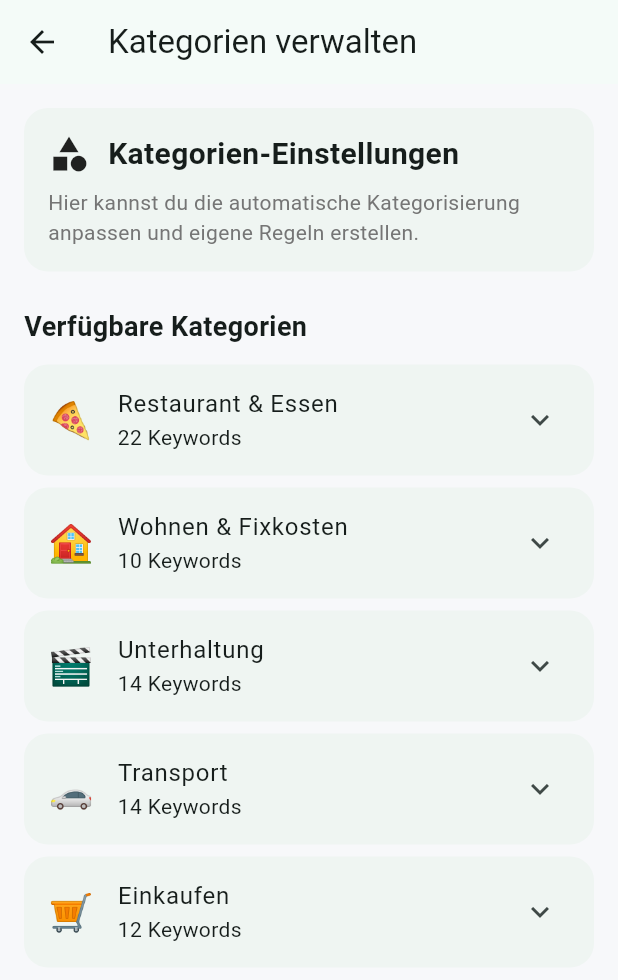
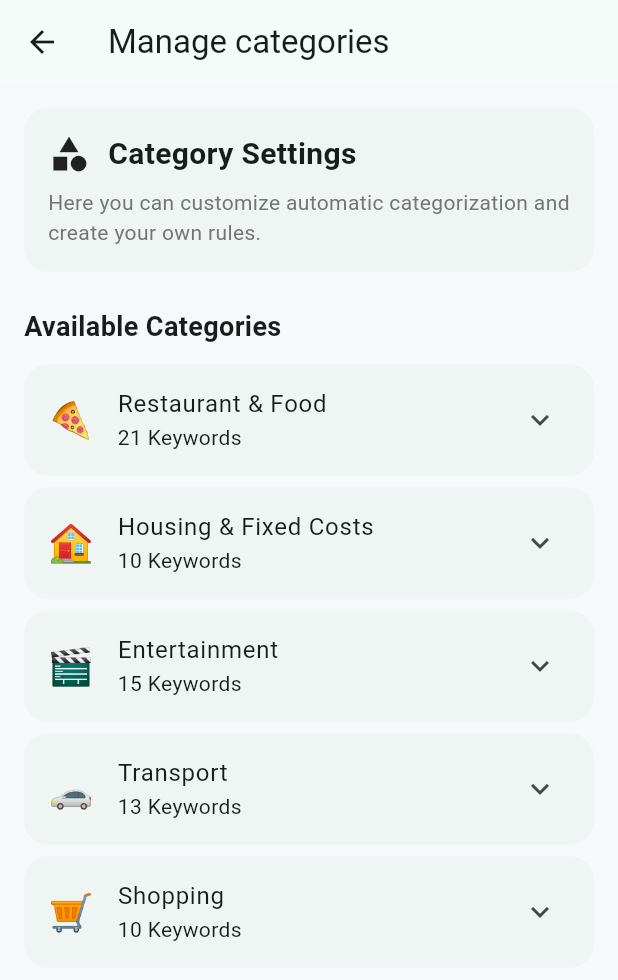
Before and after one commit to Eltoperma/BillPal, a Flutter app: the CategoryManagementPage screen opened by its route, on a phone screen of 412 x 824 dp. Shown: the top 980 px of the screen. Run offline on Flutter 3.47's test engine with Material 3 defaults, Android fonts, the phone set to English and light mode, and no system bars; our stand-ins replace image_picker, shared_preferences, sqflite, sqflite_common_ffi; missing offline and left inert: google_mlkit_text_recognition; accounts and stored records are empty.

Commit message:
Implement localization support for category management and selection, update SSL configurations, and adjust Gradle properties for better performance

```diff
--- a/billpal/lib/features/settings/application/services/multi_language_category_service.dart
+++ b/billpal/lib/features/settings/application/services/multi_language_category_service.dart
@@ -14,15 +14,24 @@ class CategoryLocaleService {
         final locale = Localizations.localeOf(context);
         final languageCode = locale.languageCode.toLowerCase();
 
+        // Debug-Ausgabe
+        print('🌍 CategoryLocale Debug: Detected locale: $locale, languageCode: $languageCode');
+
         if (['de', 'en'].contains(languageCode)) {
+          print('🌍 CategoryLocale: Using $languageCode');
           return languageCode;
+        } else {
+          print('🌍 CategoryLocale: Unsupported language $languageCode, falling back to en');
         }
       } catch (e) {
-        // Localization nicht verfügbar
+        print('🌍 CategoryLocale Error: $e, falling back to en');
       }
+    } else {
+      print('🌍 CategoryLocale: No context provided, falling back to en');
     }
 
-    return 'de';
+    // Fallback auf Englisch statt Deutsch
+    return 'en';
   }
 
   /// Holt den lokalisierten Namen einer Kategorie
@@ -254,8 +263,8 @@ class MultiLanguageUserCategoryService extends ConfigurableCategoryService {
       }
     }
 
-    // Dann Standard-Kategorisierung
-    final standardResult = ConfigurableCategoryService.categorizeTitle(title);
+    // Dann Standard-Kategorisierung mit korrekte Locale
+    final standardResult = ConfigurableCategoryService.categorizeTitle(title, locale: locale);
 
     return standardResult;
   }
--- a/billpal/lib/features/settings/presentation/pages/category_management_page.dart
+++ b/billpal/lib/features/settings/presentation/pages/category_management_page.dart
@@ -17,17 +17,59 @@ class _CategoryManagementPageState extends State<CategoryManagementPage> {
   bool _isLoading = true;
   late String _currentLocale;
 
+  // Temporary localization helper
+  String _getLocalizedString(String key, {String? param}) {
+    final isGerman = _currentLocale == 'de';
+    switch (key) {
+      case 'categoryManage':
+        return isGerman ? 'Kategorien verwalten' : 'Manage categories';
+      case 'categorySettings':
+        return isGerman ? 'Kategorien-Einstellungen' : 'Category Settings';
+      case 'categorySettingsDesc':
+        return isGerman ? 'Hier kannst du die automatische Kategorisierung anpassen und eigene Regeln erstellen.' : 'Here you can customize automatic categorization and create your own rules.';
+      case 'availableCategories':
+        return isGerman ? 'Verfügbare Kategorien' : 'Available Categories';
+      case 'standardKeywords':
+        return isGerman ? 'Standard Keywords:' : 'Standard Keywords:';
+      case 'yourKeywords':
+        return isGerman ? 'Deine Keywords:' : 'Your Keywords:';
+      case 'keywordAdd':
+        return isGerman ? 'Keyword hinzufügen' : 'Add keyword';
+      case 'yourCorrections':
+        return isGerman ? 'Deine Korrekturen' : 'Your Corrections';
+      case 'correctionsDesc':
+        return isGerman ? 'Rechnungen, bei denen du die automatische Kategorisierung korrigiert hast:' : 'Bills where you corrected the automatic categorization:';
+      case 'keywordAddTitle':
+        return isGerman ? 'Keyword hinzufügen' : 'Add Keyword';
+      case 'keywordAddHint':
+        return isGerman ? 'z.B. "pizzeria", "tankstelle"' : 'e.g. "pizzeria", "gas station"';
+      case 'newKeyword':
+        return isGerman ? 'Neues Keyword' : 'New Keyword';
+      case 'cancel':
+        return isGerman ? 'Abbrechen' : 'Cancel';
+      case 'add':
+        return isGerman ? 'Hinzufügen' : 'Add';
+      case 'andMore':
+        return isGerman ? '... und $param weitere' : '... and $param more';
+      case 'keywords':
+        return isGerman ? 'Keywords' : 'Keywords';
+      default:
+        return key;
+    }
+  }
+
   @override
   void initState() {
     super.initState();
-    _loadData();
+    // Defer loading until after first build
+    WidgetsBinding.instance.addPostFrameCallback((_) => _loadData());
   }
 
   Future<void> _loadData() async {
     setState(() => _isLoading = true);
 
     try {
-      _currentLocale = 'de';
+      _currentLocale = CategoryLocaleService.getCurrentLocale(context);
 
       _categories = ConfigurableCategoryService.getAllCategories();
       await _userCategoryService.loadUserKeywords(_currentLocale);
@@ -44,7 +86,7 @@ class _CategoryManagementPageState extends State<CategoryManagementPage> {
   Widget build(BuildContext context) {
     return Scaffold(
       appBar: AppBar(
-        title: const Text('Kategorien verwalten'),
+        title: Text(_getLocalizedString('categoryManage')),
         elevation: 0,
       ),
       body: _isLoading
@@ -76,15 +118,15 @@ class _CategoryManagementPageState extends State<CategoryManagementPage> {
               children: [
                 const Icon(Icons.category, size: 28),
                 const SizedBox(width: 12),
-                const Text(
-                  'Kategorien-Einstellungen',
-                  style: TextStyle(fontSize: 20, fontWeight: FontWeight.w600),
+                Text(
+                  _getLocalizedString('categorySettings'),
+                  style: const TextStyle(fontSize: 20, fontWeight: FontWeight.w600),
                 ),
               ],
             ),
             const SizedBox(height: 8),
             Text(
-              'Hier kannst du die automatische Kategorisierung anpassen und eigene Regeln erstellen.',
+              _getLocalizedString('categorySettingsDesc'),
               style: Theme.of(context).textTheme.bodyMedium?.copyWith(
                 color: Colors.grey.shade600,
               ),
@@ -99,9 +141,9 @@ class _CategoryManagementPageState extends State<CategoryManagementPage> {
     return Column(
       crossAxisAlignment: CrossAxisAlignment.start,
       children: [
-        const Text(
-          'Verfügbare Kategorien',
-          style: TextStyle(fontSize: 18, fontWeight: FontWeight.w600),
+        Text(
+          _getLocalizedString('availableCategories'),
+          style: const TextStyle(fontSize: 18, fontWeight: FontWeight.w600),
         ),
         const SizedBox(height: 12),
         ..._categories.map((category) => _buildCategoryCard(category)),
@@ -116,23 +158,23 @@ class _CategoryManagementPageState extends State<CategoryManagementPage> {
       margin: const EdgeInsets.only(bottom: 8),
       child: ExpansionTile(
         leading: Text(category.icon, style: const TextStyle(fontSize: 24)),
-        title: Text(category.nameDE),
-        subtitle: Text('${category.keywords['de']?.length ?? 0} Keywords'),
+        title: Text(CategoryLocaleService.getCategoryName(category, _currentLocale)),
+        subtitle: Text('${category.keywords[_currentLocale]?.length ?? 0} ${_getLocalizedString('keywords')}'),
         children: [
           Padding(
             padding: const EdgeInsets.all(16),
             child: Column(
               crossAxisAlignment: CrossAxisAlignment.start,
               children: [
-                const Text(
-                  'Standard Keywords:',
-                  style: TextStyle(fontWeight: FontWeight.w600),
+                Text(
+                  _getLocalizedString('standardKeywords'),
+                  style: const TextStyle(fontWeight: FontWeight.w600),
                 ),
                 const SizedBox(height: 8),
                 Wrap(
                   spacing: 8,
                   runSpacing: 4,
-                  children: (category.keywords['de'] ?? [])
+                  children: (category.keywords[_currentLocale] ?? [])
                       .take(10) // Zeige nur die ersten 10
                       .map((keyword) => Chip(
                             label: Text(keyword),
@@ -140,20 +182,20 @@ class _CategoryManagementPageState extends State<CategoryManagementPage> {
                           ))
                       .toList(),
                 ),
-                if ((category.keywords['de']?.length ?? 0) > 10)
+                if ((category.keywords[_currentLocale]?.length ?? 0) > 10)
                   Padding(
                     padding: const EdgeInsets.only(top: 8),
                     child: Text(
-                      '... und ${(category.keywords['de']?.length ?? 0) - 10} weitere',
+                      _getLocalizedString('andMore', param: '${(category.keywords[_currentLocale]?.length ?? 0) - 10}'),
                       style: TextStyle(color: Colors.grey.shade600),
                     ),
                   ),
 
                 if (userKeywords.isNotEmpty) ...[
                   const SizedBox(height: 16),
-                  const Text(
-                    'Deine Keywords:',
-                    style: TextStyle(fontWeight: FontWeight.w600),
+                  Text(
+                    _getLocalizedString('yourKeywords'),
+                    style: const TextStyle(fontWeight: FontWeight.w600),
                   ),
                   const SizedBox(height: 8),
                   Wrap(
@@ -177,7 +219,7 @@ class _CategoryManagementPageState extends State<CategoryManagementPage> {
                     TextButton.icon(
                       onPressed: () => _addUserKeyword(category.id),
                       icon: const Icon(Icons.add, size: 16),
-                      label: const Text('Keyword hinzufügen'),
+                      label: Text(_getLocalizedString('keywordAdd')),
                     ),
                   ],
                 ),
@@ -197,13 +239,13 @@ class _CategoryManagementPageState extends State<CategoryManagementPage> {
     return Column(
       crossAxisAlignment: CrossAxisAlignment.start,
       children: [
-        const Text(
-          'Deine Korrekturen',
-          style: TextStyle(fontSize: 18, fontWeight: FontWeight.w600),
+        Text(
+          _getLocalizedString('yourCorrections'),
+          style: const TextStyle(fontSize: 18, fontWeight: FontWeight.w600),
         ),
         const SizedBox(height: 12),
         Text(
-          'Rechnungen, bei denen du die automatische Kategorisierung korrigiert hast:',
+          _getLocalizedString('correctionsDesc'),
           style: TextStyle(color: Colors.grey.shade600),
         ),
         const SizedBox(height: 12),
@@ -232,19 +274,19 @@ class _CategoryManagementPageState extends State<CategoryManagementPage> {
     final result = await showDialog<String>(
       context: context,
       builder: (context) => AlertDialog(
-        title: const Text('Keyword hinzufügen'),
+        title: Text(_getLocalizedString('keywordAddTitle')),
         content: TextField(
           controller: controller,
-          decoration: const InputDecoration(
-            hintText: 'z.B. "pizzeria", "tankstelle"',
-            labelText: 'Neues Keyword',
+          decoration: InputDecoration(
+            hintText: _getLocalizedString('keywordAddHint'),
+            labelText: _getLocalizedString('newKeyword'),
           ),
           autofocus: true,
         ),
         actions: [
           TextButton(
             onPressed: () => Navigator.pop(context),
-            child: const Text('Abbrechen'),
+            child: Text(_getLocalizedString('cancel')),
           ),
           ElevatedButton(
             onPressed: () {
@@ -252,7 +294,7 @@ class _CategoryManagementPageState extends State<CategoryManagementPage> {
                 Navigator.pop(context, controller.text.trim().toLowerCase());
               }
             },
-            child: const Text('Hinzufügen'),
+            child: Text(_getLocalizedString('add')),
           ),
         ],
       ),
--- a/billpal/lib/features/settings/presentation/widgets/drawer_nav_list.dart
+++ b/billpal/lib/features/settings/presentation/widgets/drawer_nav_list.dart
@@ -22,7 +22,7 @@ class DrawerNavList extends StatelessWidget {
         ),
         _NavTile(
           icon: Icons.category_outlined,
-          label: 'Kategorien',
+          label: l10n.drawerCategories,
           route: '/categories',
         ),
         const Divider(height: 32),
--- a/billpal/lib/l10n/app_en.arb
+++ b/billpal/lib/l10n/app_en.arb
@@ -305,5 +305,49 @@
         "type": "String"
       }
     }
+  },
+
+  "categorySelect": "Select category",
+  "categoryEdit": "Edit category",
+  "categoryAutoDetected": "Auto-detected: {category}",
+  "@categoryAutoDetected": {
+    "placeholders": {
+      "category": {
+        "type": "String"
+      }
+    }
+  },
+  "categoryDetectedKeywords": "Detected keywords: {keywords}",
+  "@categoryDetectedKeywords": {
+    "placeholders": {
+      "keywords": {
+        "type": "String"
+      }
+    }
+  },
+  "categorySelectCorrect": "Select the correct category:",
+  "categoryManage": "Manage categories",
+  "categoryOther": "Other",
+  "categoryOtherDesc": "None of the above categories fit",
+  "categoryChangedTo": "✅ Category changed to \"{category}\"",
+  "@categoryChangedTo": {
+    "placeholders": {
+      "category": {
+        "type": "String"
+      }
+    }
+  },
+  "receiptFor": "Receipt: \"{title}\"",
+  "@receiptFor": {
+    "placeholders": {
+      "title": {
+        "type": "String"
+      }
+    }
+  },
+
+  "drawerCategories": "Categories",
+  "@drawerCategories": {
+    "description": "Drawer menu item for categories"
   }
 }
--- a/billpal/lib/l10n/app_localizations.dart
+++ b/billpal/lib/l10n/app_localizations.dart
@@ -889,6 +889,72 @@ abstract class AppLocalizations {
   /// In de, this message translates to:
   /// **'Fehler beim Laden der Rechnungen: {error}'**
   String errorLoadingBills(String error);
+
+  /// No description provided for @categorySelect.
+  ///
+  /// In de, this message translates to:
+  /// **'Kategorie auswählen'**
+  String get categorySelect;
+
+  /// No description provided for @categoryEdit.
+  ///
+  /// In de, this message translates to:
+  /// **'Kategorie bearbeiten'**
+  String get categoryEdit;
+
+  /// No description provided for @categoryAutoDetected.
+  ///
+  /// In de, this message translates to:
+  /// **'Automatisch erkannt: {category}'**
+  String categoryAutoDetected(String category);
+
+  /// No description provided for @categoryDetectedKeywords.
+  ///
+  /// In de, this message translates to:
+  /// **'Erkannte Keywords: {keywords}'**
+  String categoryDetectedKeywords(String keywords);
+
+  /// No description provided for @categorySelectCorrect.
+  ///
+  /// In de, this message translates to:
+  /// **'Wähle die richtige Kategorie:'**
+  String get categorySelectCorrect;
+
+  /// No description provided for @categoryManage.
+  ///
+  /// In de, this message translates to:
+  /// **'Kategorien verwalten'**
+  String get categoryManage;
+
+  /// No description provided for @categoryOther.
+  ///
+  /// In de, this message translates to:
+  /// **'Sonstiges'**
+  String get categoryOther;
+
+  /// No description provided for @categoryOtherDesc.
+  ///
+  /// In de, this message translates to:
+  /// **'Keine der obigen Kategorien passt'**
+  String get categoryOtherDesc;
+
+  /// No description provided for @categoryChangedTo.
+  ///
+  /// In de, this message translates to:
+  /// **'✅ Kategorie zu \"{category}\" geändert'**
+  String categoryChangedTo(String category);
+
+  /// No description provided for @receiptFor.
+  ///
+  /// In de, this message translates to:
+  /// **'Rechnung: \"{title}\"'**
+  String receiptFor(String title);
+
+  /// Drawer menu item for categories
+  ///
+  /// In de, this message translates to:
+  /// **'Kategorien'**
+  String get drawerCategories;
 }
 
 class _AppLocalizationsDelegate
--- a/billpal/lib/l10n/app_localizations_en.dart
+++ b/billpal/lib/l10n/app_localizations_en.dart
@@ -446,4 +446,45 @@ class AppLocalizationsEn extends AppLocalizations {
   String errorLoadingBills(String error) {
     return 'Error loading bills: $error';
   }
+
+  @override
+  String get categorySelect => 'Select category';
+
+  @override
+  String get categoryEdit => 'Edit category';
+
+  @override
+  String categoryAutoDetected(String category) {
+    return 'Auto-detected: $category';
+  }
+
+  @override
+  String categoryDetectedKeywords(String keywords) {
+    return 'Detected keywords: $keywords';
+  }
+
+  @override
+  String get categorySelectCorrect => 'Select the correct category:';
+
+  @override
+  String get categoryManage => 'Manage categories';
+
+  @override
+  String get categoryOther => 'Other';
+
+  @override
+  String get categoryOtherDesc => 'None of the above categories fit';
+
+  @override
+  String categoryChangedTo(String category) {
+    return '✅ Category changed to \"$category\"';
+  }
+
+  @override
+  String receiptFor(String title) {
+    return 'Receipt: \"$title\"';
+  }
+
+  @override
+  String get drawerCategories => 'Categories';
 }
```
Also changed, not shown: billpal/lib/core/database/database_helper.dart (+15 -7 lines), billpal/lib/features/bills/presentation/pages/bill_detail_page.dart (+17 -2 lines), billpal/lib/features/settings/application/services/configurable_category_service.dart (+8 -3 lines), billpal/lib/l10n/app_de.arb (+44 -0 lines), billpal/lib/l10n/app_localizations_de.dart (+41 -0 lines), billpal/lib/shared/presentation/dialogs/category_selection_dialog.dart (+37 -10 lines), 2 other files.
